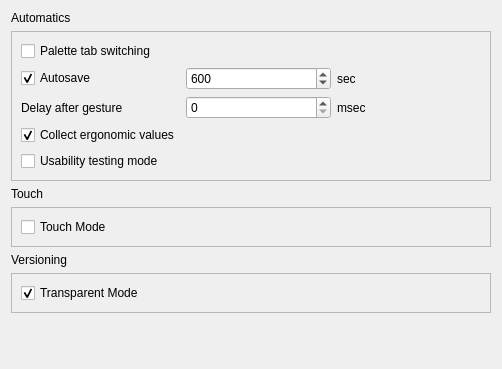
Before: the Qt Designer form qrgui/dialogs/preferencesPages/behaviourPage.ui in qreal/qreal, drawn with Qt 5.
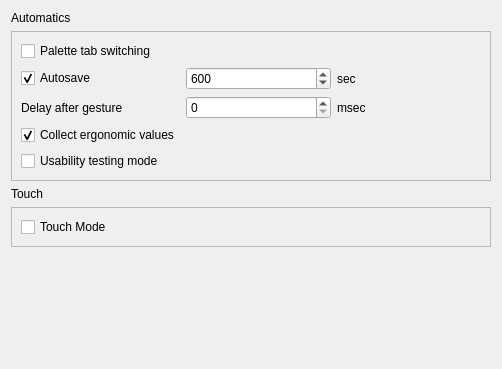
After: the same form once the commit is applied.

Patch:
```diff
--- a/qrgui/dialogs/preferencesPages/behaviourPage.ui
+++ b/qrgui/dialogs/preferencesPages/behaviourPage.ui
@@ -149,38 +149,6 @@
      </layout>
     </widget>
    </item>
-   <item>
-    <widget class="QLabel" name="label_2">
-     <property name="text">
-      <string>Versioning</string>
-     </property>
-    </widget>
-   </item>
-   <item>
-    <widget class="QFrame" name="frame_2">
-     <property name="frameShape">
-      <enum>QFrame::StyledPanel</enum>
-     </property>
-     <property name="frameShadow">
-      <enum>QFrame::Raised</enum>
-     </property>
-     <layout class="QGridLayout" name="gridLayout_2">
-      <item row="0" column="0">
-       <widget class="QCheckBox" name="TransparentModeCheckBox">
-        <property name="acceptDrops">
-         <bool>false</bool>
-        </property>
-        <property name="text">
-         <string>Transparent Mode</string>
-        </property>
-        <property name="checked">
-         <bool>true</bool>
-        </property>
-       </widget>
-      </item>
-     </layout>
-    </widget>
-   </item>
    <item>
     <spacer name="verticalSpacer">
      <property name="orientation">
```
